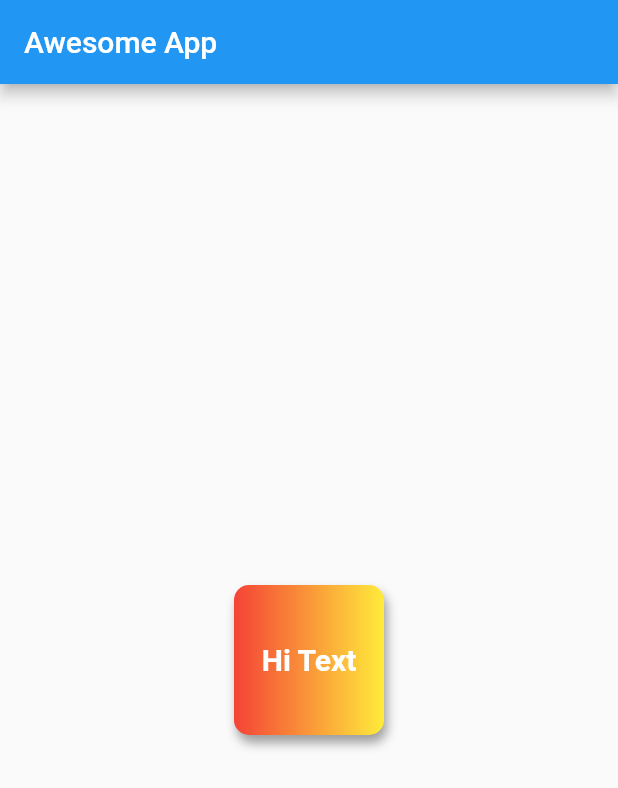
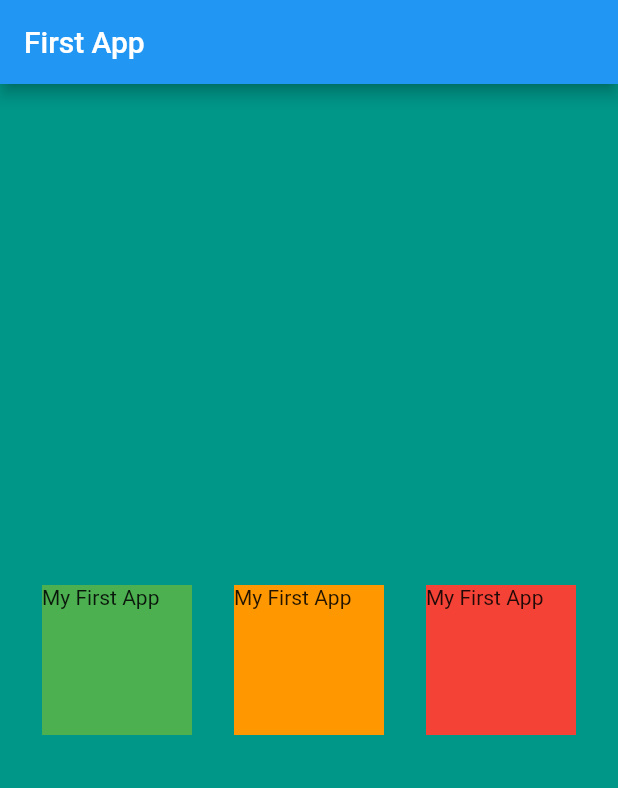
Before and after one commit to pyneninarendra/flutterApp, a Flutter app: the screen it shows after launch, on a phone screen of 412 x 824 dp. Shown: the top 788 px of the screen. Run offline on Flutter 3.47's test engine with Material 2 defaults, Android fonts, the phone set to English and light mode, and no system bars.

Commit message:
Chapter 3 Completed

```diff
--- a/lib/main.dart
+++ b/lib/main.dart
@@ -2,42 +2,46 @@ import 'package:flutter/material.dart';
 
 void main() {
   runApp(const MaterialApp(
-    title: "Awesome App",
-    home: HomeApp(),
+    title: "First App",
+    home: FirstApp(),
   ));
 }
 
-class HomeApp extends StatelessWidget {
-  const HomeApp({Key? key}) : super(key: key);
+class FirstApp extends StatelessWidget {
+  const FirstApp({Key? key}) : super(key: key);
   @override
   Widget build(BuildContext context) {
     return Scaffold(
       appBar: AppBar(
-        title: const Text("Awesome App"),
+        title: const Text("First App"),
       ),
-      body: Center(
-        child: Container(
-          width: 100,
-          height: 100,
-          child: const Text(
-            "Hi Text",
-            textAlign: TextAlign.start,
-            style: TextStyle(
-              color: Colors.white,
-              fontWeight: FontWeight.bold,
-              fontSize: 20,
+      body: Container(
+        width: MediaQuery.of(context).size.width,
+        height: MediaQuery.of(context).size.height,
+        color: Colors.teal,
+        child: Row(
+          mainAxisAlignment: MainAxisAlignment.spaceEvenly,
+          crossAxisAlignment: CrossAxisAlignment.center,
+          children: [
+            Container(
+              color: Colors.green,
+              width: 100,
+              height: 100,
+              child: const Text("My First App"),
             ),
-          ),
-          alignment: Alignment.center,
-          decoration: BoxDecoration(
-            borderRadius: BorderRadius.circular(10),
-            color: Colors.teal,
-            boxShadow: const [
-              BoxShadow(
-                  color: Colors.grey, blurRadius: 5, offset: Offset(2.0, 5.0))
-            ],
-            gradient: const LinearGradient(colors: [Colors.red, Colors.yellow]),
-          ),
+            Container(
+              color: Colors.orange,
+              width: 100,
+              height: 100,
+              child: const Text("My First App"),
+            ),
+            Container(
+              color: Colors.red,
+              width: 100,
+              height: 100,
+              child: const Text("My First App"),
+            ),
+          ],
         ),
       ),
     );
```
